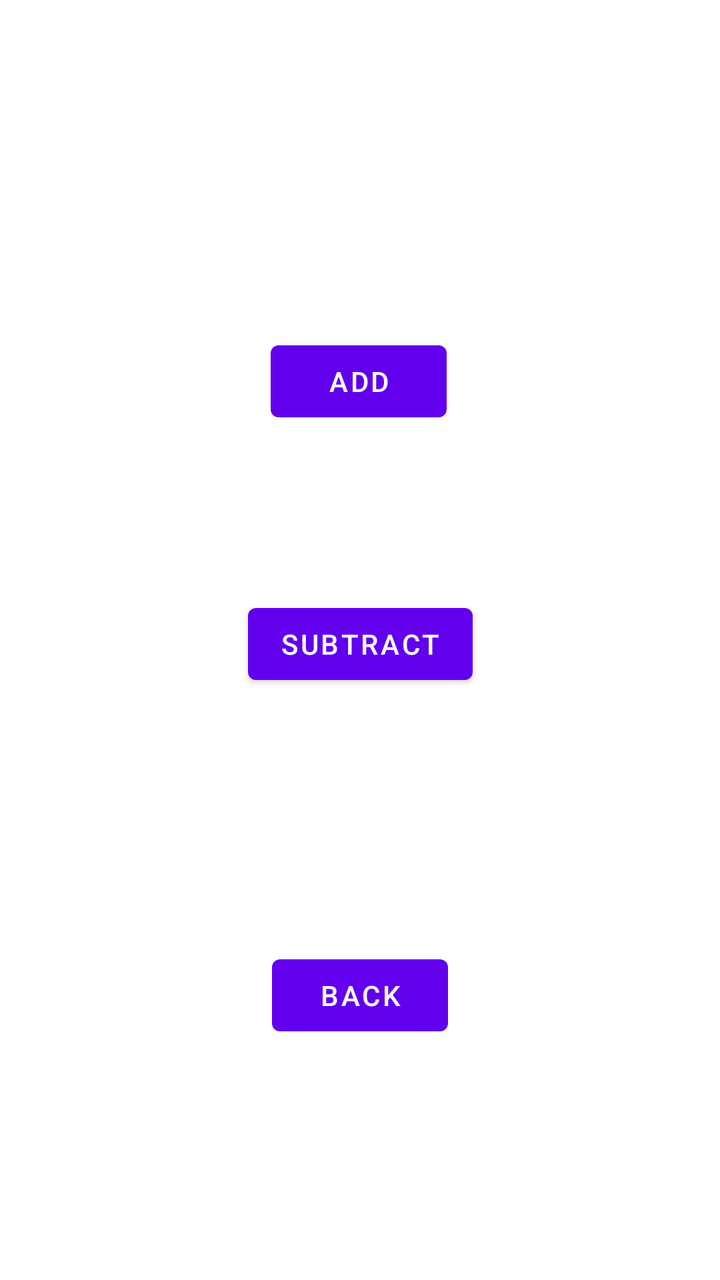
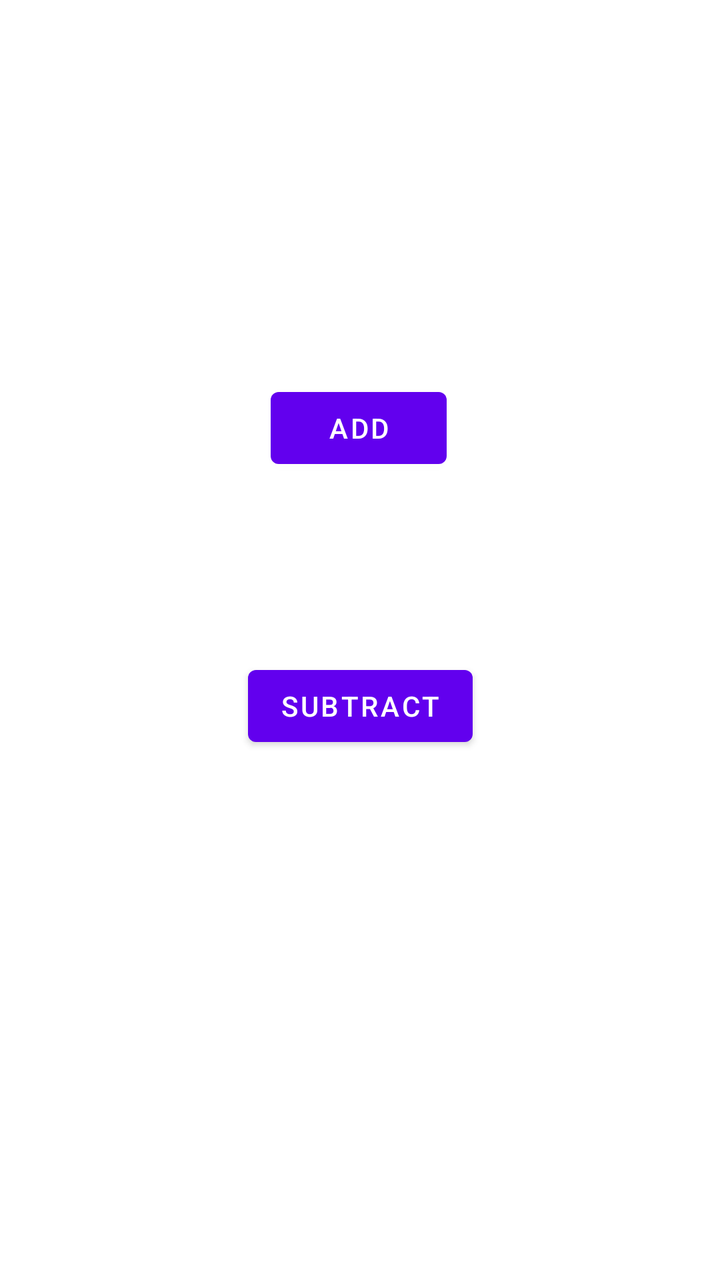

An Android layout rendered at two revisions. The XML below is the earlier revision; the diff shows what the commit changed to produce the second picture.
<!-- AndroidManifest.xml: application theme Theme.GamblingBadger -->
<!-- res/layout/fragment_change_balance.xml -->
<?xml version="1.0" encoding="utf-8"?>
<androidx.constraintlayout.widget.ConstraintLayout xmlns:android="http://schemas.android.com/apk/res/android"
    xmlns:app="http://schemas.android.com/apk/res-auto"
    xmlns:tools="http://schemas.android.com/tools"
    android:id="@+id/constraintLayout"
    android:layout_width="match_parent"
    android:layout_height="match_parent"
    tools:context=".balance.ChangeBalanceFragment">

    <Button
        android:id="@+id/changBalFrag_button_Add"
        android:layout_width="wrap_content"
        android:layout_height="wrap_content"
        android:text="@string/add"
        app:layout_constraintBottom_toTopOf="@+id/changBalFrag_button_Subtract"
        app:layout_constraintEnd_toEndOf="parent"
        app:layout_constraintHorizontal_bias="0.498"
        app:layout_constraintStart_toStartOf="parent"
        app:layout_constraintTop_toTopOf="parent"
        app:layout_constraintVertical_bias="0.666" />

    <Button
        android:id="@+id/changBalFrag_button_Subtract"
        android:layout_width="wrap_content"
        android:layout_height="wrap_content"
        android:text="@string/subtract"
        app:layout_constraintBottom_toTopOf="@+id/changBalFrag_button_Back"
        app:layout_constraintEnd_toEndOf="parent"
        app:layout_constraintStart_toStartOf="parent"
        app:layout_constraintTop_toTopOf="parent"
        app:layout_constraintVertical_bias="0.7" />

    <Button
        android:id="@+id/changBalFrag_button_Back"
        android:layout_width="wrap_content"
        android:layout_height="wrap_content"
        android:text="@string/Back"
        app:layout_constraintBottom_toBottomOf="parent"
        app:layout_constraintEnd_toEndOf="parent"
        app:layout_constraintHorizontal_bias="0.5"
        app:layout_constraintStart_toStartOf="parent"
        app:layout_constraintTop_toTopOf="parent"
        app:layout_constraintVertical_bias="0.8" />
</androidx.constraintlayout.widget.ConstraintLayout>
<!-- resources referenced by this layout -->
<resources>
  <string name="Back">Back</string>
  <string name="add">Add</string>
  <string name="subtract">SUBTRACT</string>
  <style name="Theme.GamblingBadger" parent="Theme.MaterialComponents.DayNight.DarkActionBar">
          
          <item name="colorPrimary">@color/purple_500</item>
          <item name="colorPrimaryVariant">@color/purple_700</item>
          <item name="colorOnPrimary">@color/white</item>
          
          <item name="colorSecondary">@color/teal_200</item>
          <item name="colorSecondaryVariant">@color/teal_700</item>
          <item name="colorOnSecondary">@color/black</item>
          
          <item name="android:statusBarColor" tools:targetApi="l">?attr/colorPrimaryVariant</item>
          
      </style>
  <color name="purple_500">#FF6200EE</color>
  <color name="purple_700">#FF3700B3</color>
  <color name="white">#FFFFFFFF</color>
  <color name="teal_200">#FF03DAC5</color>
  <color name="teal_700">#FF018786</color>
  <color name="black">#FF000000</color>
</resources>

<!-- the commit's change to res/layout/fragment_change_balance.xml (unified diff, before → after) -->
@@ -17,28 +17,17 @@
         app:layout_constraintHorizontal_bias="0.498"
         app:layout_constraintStart_toStartOf="parent"
         app:layout_constraintTop_toTopOf="parent"
-        app:layout_constraintVertical_bias="0.666" />
+        app:layout_constraintVertical_bias="0.676" />
 
     <Button
         android:id="@+id/changBalFrag_button_Subtract"
         android:layout_width="wrap_content"
         android:layout_height="wrap_content"
         android:text="@string/subtract"
-        app:layout_constraintBottom_toTopOf="@+id/changBalFrag_button_Back"
+        app:layout_constraintBottom_toBottomOf="parent"
         app:layout_constraintEnd_toEndOf="parent"
         app:layout_constraintStart_toStartOf="parent"
         app:layout_constraintTop_toTopOf="parent"
-        app:layout_constraintVertical_bias="0.7" />
+        app:layout_constraintVertical_bias="0.556" />
 
-    <Button
-        android:id="@+id/changBalFrag_button_Back"
-        android:layout_width="wrap_content"
-        android:layout_height="wrap_content"
-        android:text="@string/Back"
-        app:layout_constraintBottom_toBottomOf="parent"
-        app:layout_constraintEnd_toEndOf="parent"
-        app:layout_constraintHorizontal_bias="0.5"
-        app:layout_constraintStart_toStartOf="parent"
-        app:layout_constraintTop_toTopOf="parent"
-        app:layout_constraintVertical_bias="0.8" />
 </androidx.constraintlayout.widget.ConstraintLayout>
<!-- resource entries referenced after the edit -->
@@ -1,6 +1,5 @@
 <!-- resources referenced by this layout -->
 <resources>
-  <string name="Back">Back</string>
   <string name="add">Add</string>
   <string name="subtract">SUBTRACT</string>
   <style name="Theme.GamblingBadger" parent="Theme.MaterialComponents.DayNight.DarkActionBar">
